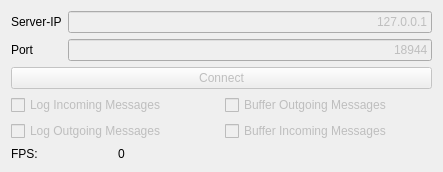
MITK/MITK, file Modules/OpenIGTLinkUI/Qmitk/QmitkIGTLDeviceSetupConnectionWidgetControls.ui: the form before one commit.
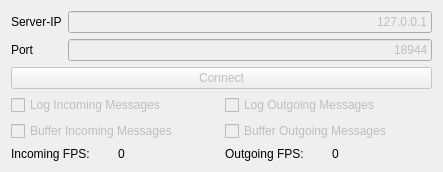
The form after the commit.

Commit message: Added an outgoing framrate counter

```diff
--- a/Modules/OpenIGTLinkUI/Qmitk/QmitkIGTLDeviceSetupConnectionWidgetControls.ui
+++ b/Modules/OpenIGTLinkUI/Qmitk/QmitkIGTLDeviceSetupConnectionWidgetControls.ui
@@ -116,7 +116,35 @@
        </property>
       </widget>
      </item>
+     <item row="2" column="0">
+      <layout class="QHBoxLayout" name="horizontalLayout">
+       <item>
+        <widget class="QLabel" name="label_2">
+         <property name="text">
+          <string>Incoming FPS:</string>
+         </property>
+        </widget>
+       </item>
+       <item>
+        <widget class="QLabel" name="fpsInLabel">
+         <property name="text">
+          <string>0</string>
+         </property>
+        </widget>
+       </item>
+      </layout>
+     </item>
      <item row="0" column="1">
+      <widget class="QCheckBox" name="logOutgoingMsg">
+       <property name="enabled">
+        <bool>false</bool>
+       </property>
+       <property name="text">
+        <string>Log Outgoing Messages</string>
+       </property>
+      </widget>
+     </item>
+     <item row="1" column="1">
       <widget class="QCheckBox" name="bufferOutMsgCheckBox">
        <property name="enabled">
         <bool>false</bool>
@@ -126,7 +154,7 @@
        </property>
       </widget>
      </item>
-     <item row="1" column="1">
+     <item row="1" column="0">
       <widget class="QCheckBox" name="bufferInMsgCheckBox">
        <property name="enabled">
         <bool>false</bool>
@@ -142,27 +170,17 @@
        </property>
       </widget>
      </item>
-     <item row="1" column="0">
-      <widget class="QCheckBox" name="logOutgoingMsg">
-       <property name="enabled">
-        <bool>false</bool>
-       </property>
-       <property name="text">
-        <string>Log Outgoing Messages</string>
-       </property>
-      </widget>
-     </item>
-     <item row="2" column="0">
-      <layout class="QHBoxLayout" name="horizontalLayout">
+     <item row="2" column="1">
+      <layout class="QHBoxLayout" name="horizontalLayout_2">
        <item>
-        <widget class="QLabel" name="label_2">
+        <widget class="QLabel" name="label">
          <property name="text">
-          <string>FPS:</string>
+          <string>Outgoing FPS:</string>
          </property>
         </widget>
        </item>
        <item>
-        <widget class="QLabel" name="fpsLabel">
+        <widget class="QLabel" name="fpsOutLabel">
          <property name="text">
           <string>0</string>
          </property>
```
The commit also changes 2 other files.
